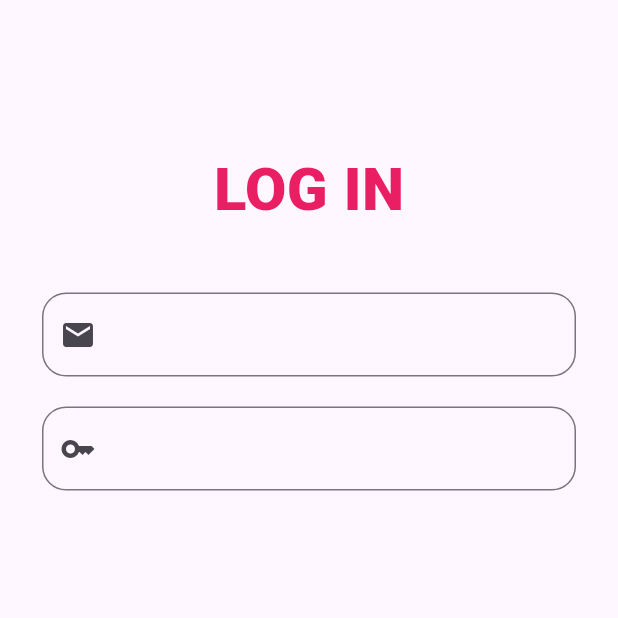
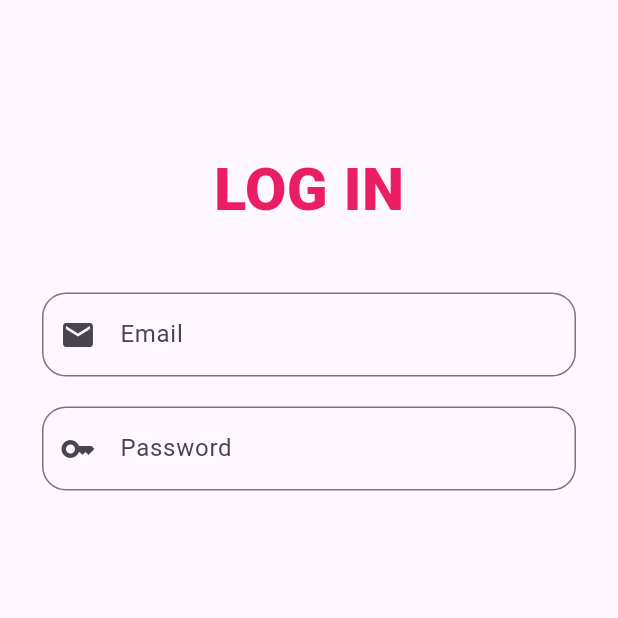
Before and after one commit to sohasara/E-Commerce-App, a Flutter app: the screen it shows after launch, on a phone screen of 412 x 824 dp, the top half of it. Run offline on Flutter 3.47's test engine with Material 3 defaults, Android fonts, the phone set to English and light mode, and no system bars.

Commit message:
add hint text

```diff
--- a/lib/feature/presentation/pages/log_in.dart
+++ b/lib/feature/presentation/pages/log_in.dart
@@ -30,6 +30,7 @@ class LogIn extends StatelessWidget {
                 icon: Icon(
                   Icons.email,
                 ),
+                hinttext: 'Email',
               ),
               SizedBox(
                 height: 20,
@@ -38,7 +39,8 @@ class LogIn extends StatelessWidget {
                 icon: Icon(
                   Icons.key_sharp,
                 ),
-              )
+                hinttext: 'Password',
+              ),
             ],
           ),
         ),
--- a/lib/feature/presentation/widgets/text_field.dart
+++ b/lib/feature/presentation/widgets/text_field.dart
@@ -2,7 +2,12 @@ import 'package:flutter/material.dart';
 
 class MyTextFeild extends StatelessWidget {
   final Icon icon;
-  const MyTextFeild({super.key, required this.icon});
+  final String hinttext;
+  const MyTextFeild({
+    super.key,
+    required this.icon,
+    required this.hinttext,
+  });
 
   @override
   Widget build(BuildContext context) {
@@ -14,6 +19,7 @@ class MyTextFeild extends StatelessWidget {
       child: TextField(
         decoration: InputDecoration(
           prefixIcon: icon,
+          hintText: hinttext,
           border: OutlineInputBorder(
             borderRadius: BorderRadius.circular(16),
           ),
```
